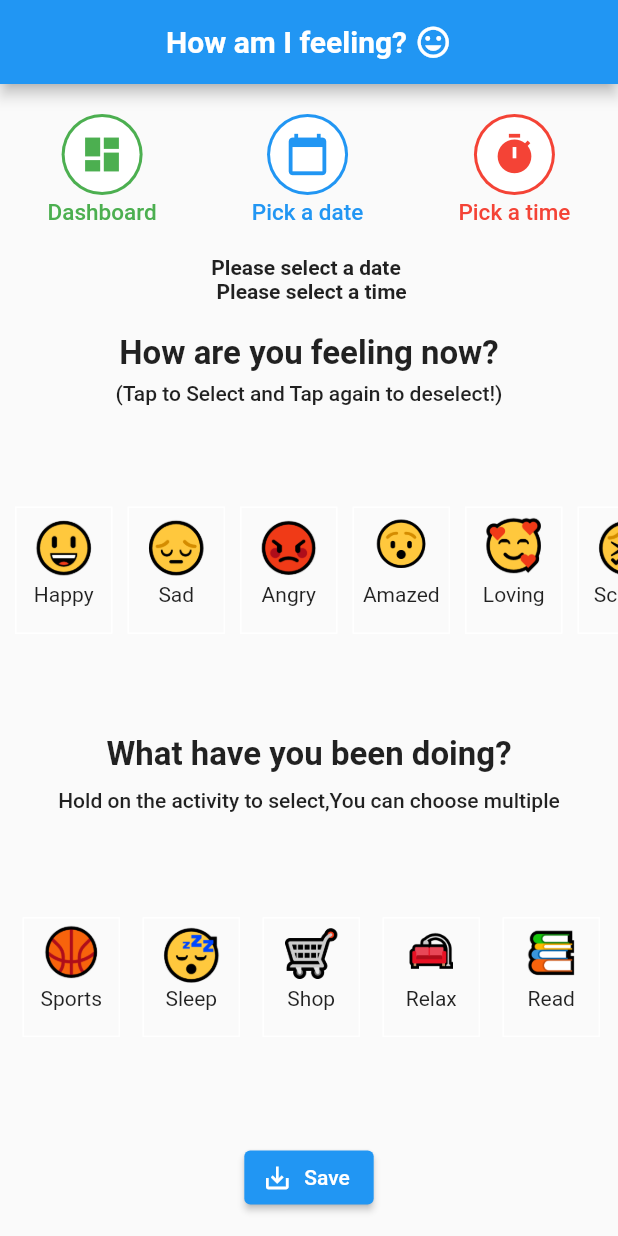
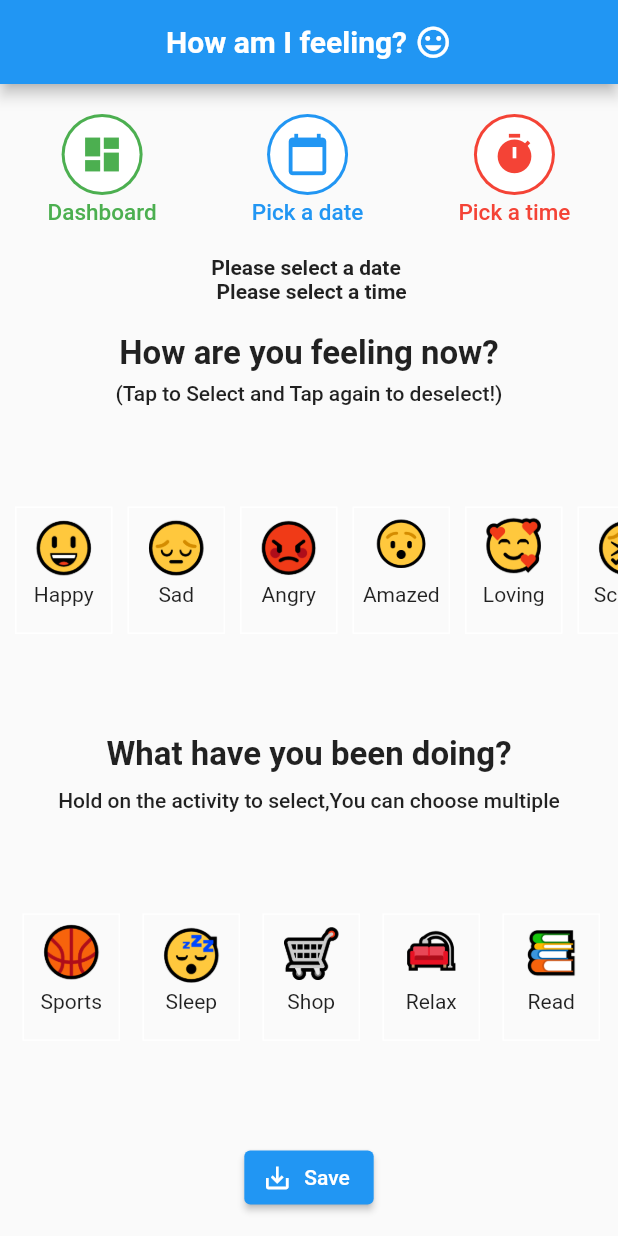
Before and after one commit to shwetapande10/mymentalhealth, a Flutter app: the screen it shows after launch, on a phone screen of 412 x 824 dp. Run offline on Flutter 3.47's test engine with Material 2 defaults, Android fonts, the phone set to English and light mode, and no system bars; our stand-ins replace charts_flutter, pie_chart, sqflite; accounts and stored records are empty.

Commit message:
chore: more refactoring

```diff
--- a/lib/models/moodcard_provider.dart
+++ b/lib/models/moodcard_provider.dart
@@ -10,9 +10,9 @@ class MoodCardProvider extends ChangeNotifier {
   bool isLoading = false;
   List<String> activityNames = [];
 
-  void add(Activity act) {
-    activityImageList.add(act.image);
-    activityNameList.add(act.name);
+  void add(Activity activity) {
+    activityImageList.add(activity.image);
+    activityNameList.add(activity.name);
     notifyListeners();
   }
 
--- a/lib/screens/start.dart
+++ b/lib/screens/start.dart
@@ -2,8 +2,7 @@ import 'package:flutter/material.dart';
 import 'package:mymentalhealth/helpers/mood_data.dart';
 import 'package:mymentalhealth/models/mood.dart';
 import 'package:mymentalhealth/models/moodcard_provider.dart';
-import 'package:mymentalhealth/widgets/activity.dart';
-import 'package:mymentalhealth/widgets/moodicon.dart';
+import 'package:mymentalhealth/widgets/mood_activity_icon.dart';
 import 'package:provider/provider.dart';
 
 class StartPage extends StatefulWidget {
@@ -91,26 +90,22 @@ class _StartPageState extends State<StartPage> {
                 width: 15,
               ),
               GestureDetector(
-                  child: ActivityIcon(
-                      activities[index].image,
-                      activities[index].name,
-                      activities[index].isSelected
+                  child: MoodActivityIcon(
+                      name: activities[index].name,
+                      image: activities[index].image,
+                      colour: activities[index].isSelected
                           ? Colors.black
                           : Colors.white),
-                  onLongPress: () => {
-                        if (activities[index].isSelected)
-                          {
-                            setState(() {
-                              activities[index].isSelected = false;
-                            })
-                          }
-                        else
-                          setState(() {
-                            activities[index].isSelected = true;
+                  onTap: () => {
+                        setState(() {
+                          activities[index].isSelected =
+                              !activities[index].isSelected;
+                          if (activities[index].isSelected) {
                             Provider.of<MoodCardProvider>(context,
                                     listen: false)
                                 .add(activities[index]);
-                          }),
+                          }
+                        })
                       }),
             ]);
           }),
@@ -140,21 +135,20 @@ class _StartPageState extends State<StartPage> {
                 children: <Widget>[
                   const SizedBox(width: 10),
                   GestureDetector(
-                      child: MoodIcon(
+                      child: MoodActivityIcon(
                           image: moods[index].moodImage,
                           name: moods[index].name,
                           colour: moods[index].isSelected
                               ? Colors.black
                               : Colors.white),
                       onTap: () => {
-                            if (onTapCount == 0)
-                              setState(() {
+                            setState(() {
+                              if (onTapCount == 0) {
                                 selectMood(moods[index]);
-                              })
-                            else
-                              setState(() {
+                              } else {
                                 deselectMood(moods[index]);
-                              })
+                              }
+                            })
                           }),
                 ],
               ),
--- a/lib/widgets/activity.dart
+++ /dev/null
@@ -1,28 +0,0 @@
-import 'package:flutter/material.dart';
-
-class ActivityIcon extends StatelessWidget {
-  final String image;
-  final String name;
-  final Color colour;
-  const ActivityIcon(this.image, this.name, this.colour, {Key? key})
-      : super(key: key);
-  @override
-  Widget build(BuildContext context) {
-    return Container(
-        height: 80,
-        width: 65,
-        child: Column(
-          children: <Widget>[
-            Image.asset(
-              image,
-              height: 45,
-              width: 45,
-            ),
-            Text(name)
-          ],
-        ),
-        decoration: BoxDecoration(
-          border: Border.all(color: colour),
-        ));
-  }
-}
--- a/lib/widgets/moodicon.dart
+++ b/lib/widgets/mood_activity_icon.dart
@@ -1,10 +1,10 @@
 import 'package:flutter/material.dart';
 
-class MoodIcon extends StatelessWidget {
+class MoodActivityIcon extends StatelessWidget {
   final String image;
   final String name;
   final Color colour;
-  const MoodIcon(
+  const MoodActivityIcon(
       {Key? key, required this.name, required this.image, required this.colour})
       : super(key: key);
   @override
```
